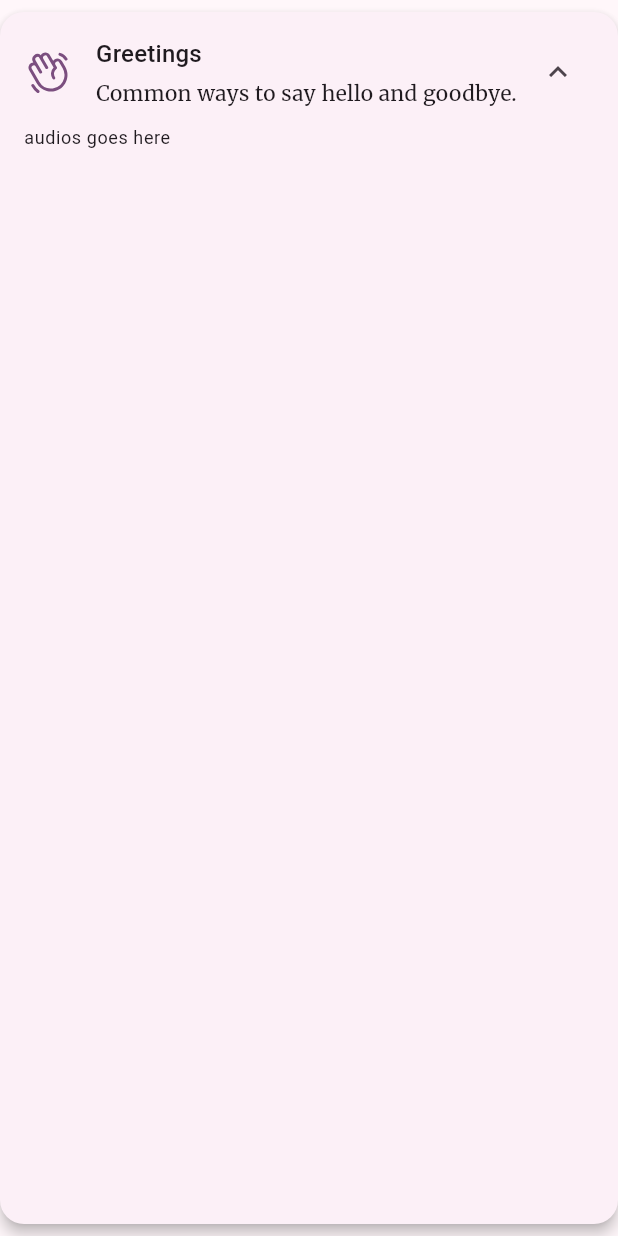
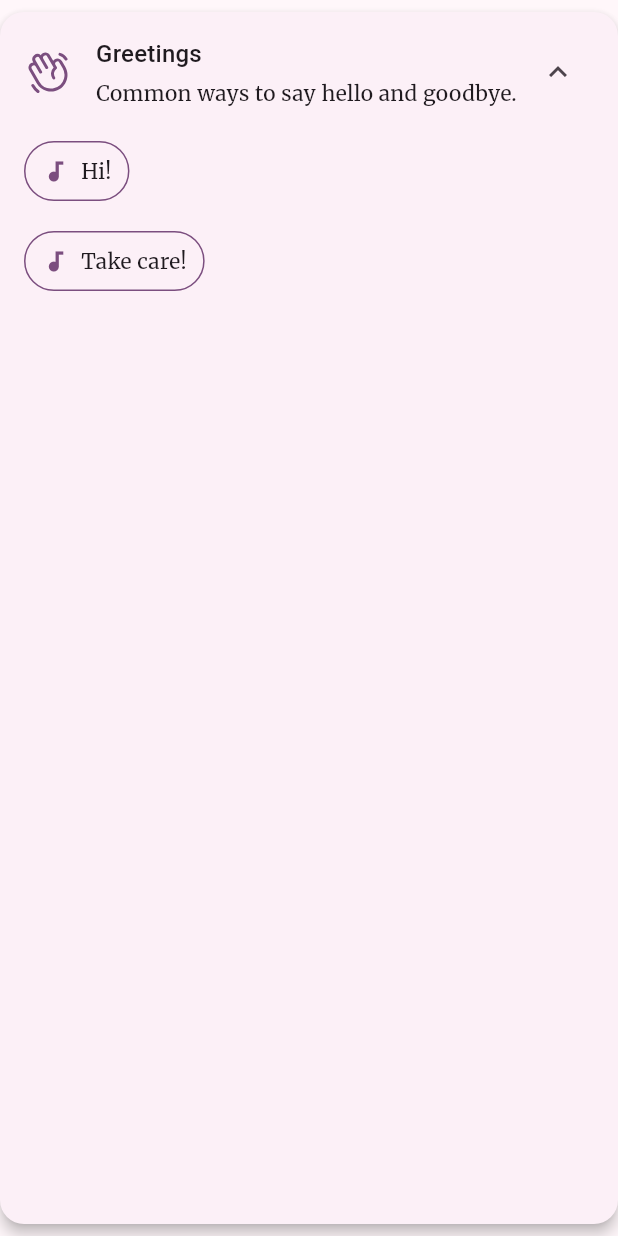
Before and after one commit to ylruiz/flutter_meetup_16_08_2025, a Flutter app: the _PhraseCard widget shown alone on an empty page, opened directly with sample values from the repository, after a tap on the "expand more" icon, on a phone screen of 412 x 824 dp. Run offline on Flutter 3.47's test engine with Material 3 defaults, Android fonts, the phone set to English and light mode, and no system bars; our stand-ins replace auto_route, dio, flutter_riverpod, flutter_tts, google_fonts, hooks_riverpod and 4 more.

Commit message:
Finish mocked data

```diff
--- a/lib/mock/phrase_book_items.json
+++ b/lib/mock/phrase_book_items.json
@@ -1,6 +1,5 @@
 [
-  { "url": "servas.wav", "category": "Greetings", "name": "Hi!" },
-  { "url": "griass_di.wav", "category": "Greetings", "name": "Hello!" },
+  { "url": "servus.wav", "category": "Greetings", "name": "Hi!" },
   { "url": "pfiat_di.wav", "category": "Greetings", "name": "Take care!" },
 
   { "url": "heast.wav", "category": "Socialize", "name": "Hey!" },
@@ -12,7 +11,7 @@
   { "url": "i_steig_bei_da_nachstn_aus.wav", "category": "Directions", "name": "I get off at the next stop." },
 
   { "url": "na_geh.wav", "category": "Swearings", "name": "Oh come on!" },
-  { "url": "geh_weida.wav", "category": "Swearings", "name": "Get outta here!" },
+  { "url": "ge_weida.wav", "category": "Swearings", "name": "Get outta here!" },
   { "url": "des_is_zach.wav", "category": "Swearings", "name": "That’s tough." },
 
   { "url": "a_semmel_bitte.wav", "category": "Food", "name": "One bread roll, please." },
--- a/lib/pages/phrase_book_screen.dart
+++ b/lib/pages/phrase_book_screen.dart
@@ -1,13 +1,16 @@
 import 'package:flutter/material.dart';
+import 'package:flutter_riverpod/flutter_riverpod.dart';
+import 'package:just_audio/just_audio.dart';
 
 import '../data/category_list.dart';
 import '../models/category_item_model.dart';
+import '../providers/phrase_book_provider.dart';
 
-class PhraseBookPage extends StatelessWidget {
+class PhraseBookPage extends ConsumerWidget {
   const PhraseBookPage({super.key});
 
   @override
-  Widget build(BuildContext context) {
+  Widget build(BuildContext context, WidgetRef ref) {
     return ListView.builder(
       padding: const EdgeInsets.only(top: 60, left: 16, right: 16, bottom: 16),
       itemCount: categoryList.length,
@@ -19,20 +22,50 @@ class PhraseBookPage extends StatelessWidget {
   }
 }
 
-class _PhraseCard extends StatefulWidget {
+class _PhraseCard extends ConsumerStatefulWidget {
   final CategoryItem category;
 
   const _PhraseCard({required this.category});
 
   @override
-  State<_PhraseCard> createState() => _PhraseCardState();
+  ConsumerState<_PhraseCard> createState() => _PhraseCardState();
 }
 
-class _PhraseCardState extends State<_PhraseCard> {
+class _PhraseCardState extends ConsumerState<_PhraseCard> {
   bool _expanded = false;
+  late final AudioPlayer _player;
+
+  @override
+  void initState() {
+    super.initState();
+    _player = AudioPlayer();
+  }
+
+  @override
+  void dispose() {
+    _player.dispose();
+    super.dispose();
+  }
+
+  Future<void> _play(String fileName) async {
+    final url =
+        'https://studio--leafylib.us-central1.hosted.app/images/$fileName';
+    try {
+      await _player.stop();
+      await _player.setUrl(url);
+      await _player.play();
+    } catch (_) {
+      // ignore for now or add a snackbar if needed
+    }
+  }
 
   @override
   Widget build(BuildContext context) {
+    final items = ref.watch(
+      phraseBookByCategoryProvider(widget.category.title),
+    );
+    final asyncAll = ref.watch(phraseBookItemsProvider);
+
     return Card(
       margin: const EdgeInsets.symmetric(vertical: 8),
       elevation: 4,
@@ -81,9 +114,52 @@ class _PhraseCardState extends State<_PhraseCard> {
                 padding: const EdgeInsets.only(top: 12),
                 child: Align(
                   alignment: Alignment.centerLeft,
-                  child: Text(
-                    'audios goes here',
-                    style: Theme.of(context).textTheme.bodySmall,
+                  child: asyncAll.when(
+                    loading: () => Text(
+                      'Loading…',
+                      style: Theme.of(context).textTheme.bodySmall,
+                    ),
+                    error: (e, _) => Text(
+                      'Failed to load',
+                      style: Theme.of(context).textTheme.bodySmall,
+                    ),
+                    data: (_) => Column(
+                      crossAxisAlignment: CrossAxisAlignment.start,
+                      children: [
+                        for (final item in items)
+                          Padding(
+                            padding: const EdgeInsets.symmetric(vertical: 6),
+                            child: TextButton.icon(
+                              onPressed: () => _play(item.url),
+                              icon: const Icon(Icons.audiotrack, size: 18),
+                              label: Text(
+                                item.name,
+                                style: Theme.of(context).textTheme.bodyMedium,
+                              ),
+                              style: TextButton.styleFrom(
+                                foregroundColor:
+                                    Theme.of(context).colorScheme.primary,
+                                side: BorderSide(
+                                  color:
+                                      Theme.of(context).colorScheme.primary,
+                                ),
+                                shape: RoundedRectangleBorder(
+                                  borderRadius: BorderRadius.circular(24),
+                                ),
+                                padding: const EdgeInsets.symmetric(
+                                  horizontal: 12,
+                                  vertical: 10,
+                                ),
+                              ),
+                            ),
+                          ),
+                        if (items.isEmpty)
+                          Text(
+                            'No items',
+                            style: Theme.of(context).textTheme.bodySmall,
+                          ),
+                      ],
+                    ),
                   ),
                 ),
               ),
--- a/lib/screens/home_screen.dart
+++ b/lib/screens/home_screen.dart
@@ -2,6 +2,7 @@ import 'package:auto_route/auto_route.dart';
 import 'package:flutter/material.dart';
 import 'package:flutter_riverpod/flutter_riverpod.dart';
 import 'package:phosphor_flutter/phosphor_flutter.dart';
+import '../pages/phrase_book_screen.dart';
 import '../pages/translate_page.dart';
 import '../pages/game_page.dart';
 
@@ -14,7 +15,7 @@ class HomeScreen extends ConsumerWidget {
 
   static const List<Widget> _pages = <Widget>[
     TranslatePage(),
-    Center(child: Text('Prompts content goes here')),
+    PhraseBookPage(),
     GamePage(),
   ];
 
```
Also changed, not shown: lib/network/api_client.dart (+25 -12 lines), lib/providers/phrase_book_provider.dart (added, +24 -0 lines).
